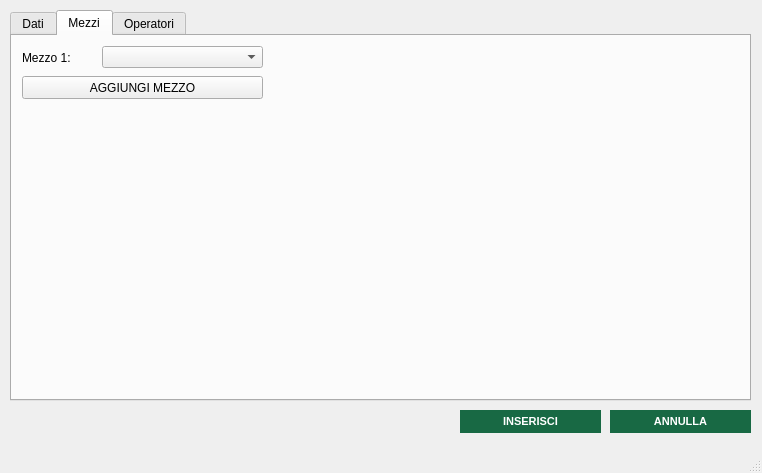
This is src/main/gui/inserimento_turno.ui in OT-Rax/AnconAmbiente as Qt 5 draws it before an edit. The edited form follows.
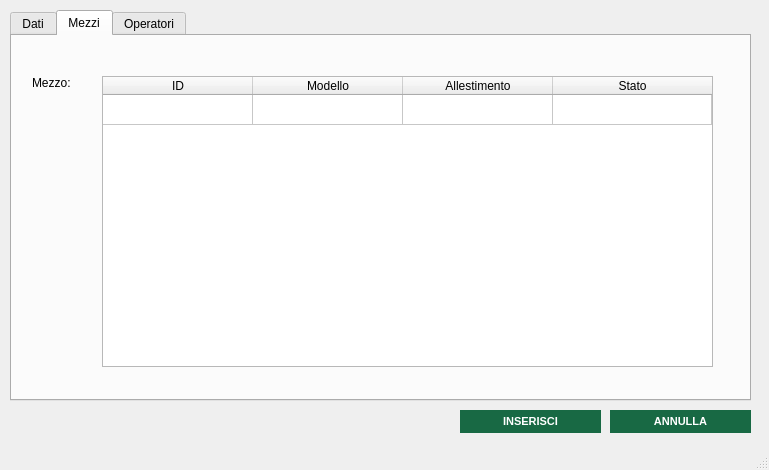
This is the edited form. The open tabs and pages were chosen to show the change. Icons and pictures are not drawn.

Commit message: Tabella Servizi

The edit to the form file:
```diff
--- a/src/main/gui/inserimento_turno.ui
+++ b/src/main/gui/inserimento_turno.ui
@@ -6,8 +6,8 @@
    <rect>
     <x>0</x>
     <y>0</y>
-    <width>762</width>
-    <height>473</height>
+    <width>769</width>
+    <height>470</height>
    </rect>
   </property>
   <property name="windowTitle">
@@ -200,40 +200,174 @@
      <attribute name="title">
       <string>Mezzi</string>
      </attribute>
-     <widget class="QComboBox" name="mezzo1_combo">
-      <property name="geometry">
-       <rect>
-        <x>90</x>
-        <y>10</y>
-        <width>161</width>
-        <height>22</height>
-       </rect>
-      </property>
-     </widget>
      <widget class="QLabel" name="label_6">
       <property name="geometry">
        <rect>
-        <x>10</x>
-        <y>15</y>
+        <x>20</x>
+        <y>40</y>
         <width>65</width>
         <height>13</height>
        </rect>
       </property>
       <property name="text">
-       <string>Mezzo 1:</string>
+       <string>Mezzo:</string>
       </property>
      </widget>
-     <widget class="QPushButton" name="aggiungimezzo_button">
+     <widget class="QTableWidget" name="tabella_mezzi">
       <property name="geometry">
        <rect>
-        <x>10</x>
+        <x>90</x>
         <y>40</y>
-        <width>241</width>
-        <height>23</height>
+        <width>611</width>
+        <height>291</height>
        </rect>
+      </property>
+      <property name="selectionBehavior">
+       <enum>QAbstractItemView::SelectRows</enum>
+      </property>
+      <attribute name="horizontalHeaderDefaultSectionSize">
+       <number>150</number>
+      </attribute>
+      <attribute name="horizontalHeaderShowSortIndicator" stdset="0">
+       <bool>false</bool>
+      </attribute>
+      <attribute name="horizontalHeaderStretchLastSection">
+       <bool>true</bool>
+      </attribute>
+      <attribute name="verticalHeaderVisible">
+       <bool>false</bool>
+      </attribute>
+      <attribute name="verticalHeaderCascadingSectionResizes">
+       <bool>false</bool>
+      </attribute>
+      <row>
+       <property name="text">
+        <string>DADADAD</string>
+       </property>
+      </row>
+      <column>
+       <property name="text">
+        <string>ID</string>
+       </property>
+      </column>
+      <column>
+       <property name="text">
+        <string>Modello</string>
+       </property>
+      </column>
+      <column>
+       <property name="text">
+        <string>Allestimento</string>
+       </property>
+      </column>
+      <column>
+       <property name="text">
+        <string>Stato</string>
+       </property>
+      </column>
+     </widget>
+     <widget class="QLabel" name="warning_label2">
+      <property name="geometry">
+       <rect>
+        <x>90</x>
+        <y>20</y>
+        <width>601</width>
+        <height>16</height>
+       </rect>
+      </property>
+      <property name="palette">
+       <palette>
+        <active>
+         <colorrole role="WindowText">
+          <brush brushstyle="SolidPattern">
+           <color alpha="255">
+            <red>255</red>
+            <green>0</green>
+            <blue>0</blue>
+           </color>
+          </brush>
+         </colorrole>
+         <colorrole role="Text">
+          <brush brushstyle="SolidPattern">
+           <color alpha="255">
+            <red>255</red>
+            <green>0</green>
+            <blue>0</blue>
+           </color>
+          </brush>
+         </colorrole>
+         <colorrole role="PlaceholderText">
+          <brush brushstyle="SolidPattern">
+           <color alpha="128">
+            <red>255</red>
+            <green>0</green>
+            <blue>0</blue>
+           </color>
+          </brush>
+         </colorrole>
+        </active>
+        <inactive>
+         <colorrole role="WindowText">
+          <brush brushstyle="SolidPattern">
+           <color alpha="255">
+            <red>255</red>
+            <green>0</green>
+            <blue>0</blue>
+           </color>
+          </brush>
+         </colorrole>
+         <colorrole role="Text">
+          <brush brushstyle="SolidPattern">
+           <color alpha="255">
+            <red>255</red>
+            <green>0</green>
+            <blue>0</blue>
+           </color>
+          </brush>
+         </colorrole>
+         <colorrole role="PlaceholderText">
+          <brush brushstyle="SolidPattern">
+           <color alpha="128">
+            <red>255</red>
+            <green>0</green>
+            <blue>0</blue>
+           </color>
+          </brush>
+         </colorrole>
+        </inactive>
+        <disabled>
+         <colorrole role="WindowText">
+          <brush brushstyle="SolidPattern">
+           <color alpha="255">
+            <red>190</red>
+            <green>190</green>
+            <blue>190</blue>
+           </color>
+          </brush>
+         </colorrole>
+         <colorrole role="Text">
+          <brush brushstyle="SolidPattern">
+           <color alpha="255">
+            <red>190</red>
+            <green>190</green>
+            <blue>190</blue>
+           </color>
+          </brush>
+         </colorrole>
+         <colorrole role="PlaceholderText">
+          <brush brushstyle="SolidPattern">
+           <color alpha="128">
+            <red>0</red>
+            <green>0</green>
+            <blue>0</blue>
+           </color>
+          </brush>
+         </colorrole>
+        </disabled>
+       </palette>
       </property>
       <property name="text">
-       <string>AGGIUNGI MEZZO</string>
+       <string/>
       </property>
      </widget>
     </widget>
```
Left out of the diff: 308 changed lines with no effect on the pictures. The commit also changes 4 other files.
